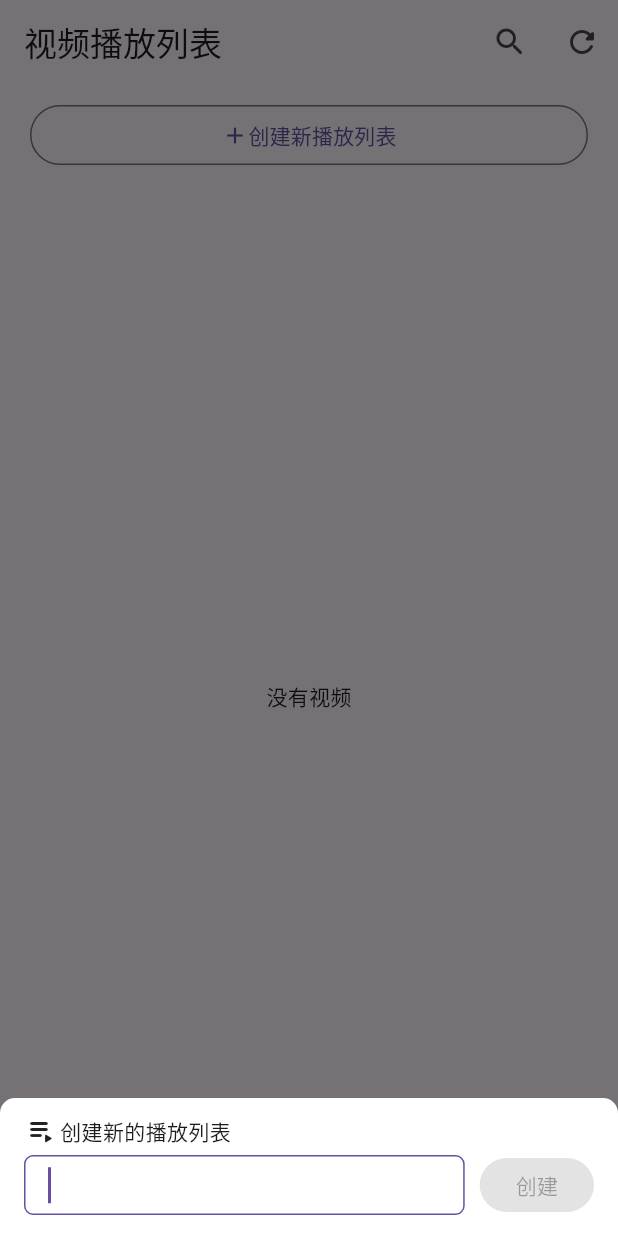
After one commit to liangchj/source_video_player, a Flutter app: the MediaLibraryPlayListPage screen opened by its route, after a tap on "创建新播放列表", on a phone screen of 412 x 824 dp. The commit adds this screen. Run offline on Flutter 3.47's test engine with Material 3 defaults, Android fonts, the phone set to English and light mode, and no system bars; our stand-ins replace device_info_plus, flutter_smart_dialog, get_it, go_router, infinite_scroll_pagination, logger and 2 more; missing offline and left inert: flutter_player_ui, media_kit, media_kit_video, mmkv, photo_manager.

Commit message:
添加播放列表

```diff
--- /dev/null
+++ b/lib/cache/media_library_play_list_cache.dart
@@ -0,0 +1,18 @@
+
+import '../models/app_directory_model.dart';
+import '../models/app_file_model.dart';
+
+class MediaLibraryPlayListCache {
+  // 是否加载了本地播放目录列表
+  static bool loadedLocalPlayDirectoryList = false;
+  // 本地播放目录列表
+  static List<AppDirectoryModel> localPlayDirectoryList = [];
+  // 视频文件列表
+  static Map<String, List<AppFileModel>> videoFileListMap = {};
+  // 是否加载了播放目录列表
+  static bool loadedPlayDirectoryList = false;
+  // 播放目录
+  static List<AppDirectoryModel> playDirectoryList = [];
+  // 播放目录文件
+  static Map<String, List<AppFileModel>> playFileListMap = {};
+}
--- a/lib/models/app_directory_model.dart
+++ b/lib/models/app_directory_model.dart
@@ -1,5 +1,13 @@
+import 'dart:convert';
 import 'dart:io';
 
+List<AppDirectoryModel> appDirectoryModelListFromJson(String str) =>
+    List<AppDirectoryModel>.from(
+      json.decode(str).map((x) => AppDirectoryModel.fromJson(x)),
+    );
+
+String appDirectoryModelListToJson(List<AppDirectoryModel> data) =>
+    json.encode(List<dynamic>.from(data.map((x) => x.toJson())));
 
 /// 目录
 /// 加上前缀app，避免和系统目录冲突
--- /dev/null
+++ b/lib/pages/media_library/media_library_play_list_page.dart
@@ -0,0 +1,391 @@
+import 'dart:ui';
+
+import 'package:flutter/material.dart';
+import 'package:signals/signals_flutter.dart';
+
+import '../../models/app_directory_model.dart';
+import '../../utils/bottom_sheet_dialog_utils.dart';
+import '../../view_model/media_library_play_list_view_model.dart';
+import '../../widgets/directory_item_widget.dart';
+
+class MediaLibraryPlayListPage extends StatefulWidget {
+  const MediaLibraryPlayListPage({super.key});
+
+  @override
+  State<MediaLibraryPlayListPage> createState() =>
+      _MediaLibraryPlayListPageState();
+}
+
+class _MediaLibraryPlayListPageState extends State<MediaLibraryPlayListPage> {
+  late MediaLibraryPlayListViewModel viewModel;
+  TextEditingController? renameController;
+  TextEditingController? newPlayListController;
+  @override
+  void initState() {
+    super.initState();
+    viewModel = MediaLibraryPlayListViewModel();
+  }
+
+  @override
+  void dispose() {
+    renameController?.dispose();
+    newPlayListController?.dispose();
+    viewModel.dispose();
+    super.dispose();
+  }
+
+  @override
+  Widget build(BuildContext context) {
+    return Scaffold(
+      appBar: AppBar(
+        title: const Text('视频播放列表'),
+        actions: [
+          IconButton(
+            onPressed: () => {},
+            icon: const Icon(Icons.search_rounded),
+          ),
+          IconButton(
+            onPressed: () => {},
+            icon: const Icon(Icons.refresh_rounded),
+          ),
+        ],
+      ),
+      body: Container(
+        padding: const EdgeInsets.symmetric(vertical: 10, horizontal: 0),
+        child: Column(
+          children: [
+            Padding(
+              padding: const EdgeInsets.symmetric(horizontal: 20),
+              child: OutlinedButton(
+                onPressed: () {
+                  if (context.mounted) {
+                    BottomSheetDialogUtils.openModalBottomSheet(
+                        _buildNewPlayDirectory(context),
+                        context: context,
+                        closeBtnShow: false,
+                        isScrollControlled: true,
+                        backgroundColor: Colors.white,
+                        shape: const RoundedRectangleBorder(
+                            borderRadius: BorderRadiusDirectional.only(
+                                topStart: Radius.circular(10),
+                                topEnd: Radius.circular(10)))
+                    );
+                  }
+                },
+                child: Row(
+                  mainAxisAlignment: MainAxisAlignment.center,
+                  children: const [Icon(Icons.add), Text("创建新播放列表")],
+                ),
+              ),
+            ),
+            Expanded(
+              child: Watch((context) {
+                if (viewModel.loadingState.value.loading) {
+                  return const Center(child: CircularProgressIndicator());
+                } else {
+                  var playDirectoryList = viewModel.playDirectoryList.value;
+                  return playDirectoryList.isEmpty
+                      ? const Center(child: Text("没有视频"))
+                      : _buildPlayDirectoryList(playDirectoryList);
+                }
+              }),
+            ),
+          ],
+        ),
+      ),
+    );
+  }
+
+  /// 创建右边操作栏
+  Widget _buildOperateListWidget(
+    BuildContext context, {
+    required AppDirectoryModel playDirectoryModel,
+  }) {
+    // name 重命名 字幕 弹幕 添加到播放列表 删除
+    final ButtonStyle buttonStyle = ButtonStyle(
+      alignment: Alignment.centerLeft,
+      foregroundColor: WidgetStateProperty.all(Colors.black87),
+    );
+    return SingleChildScrollView(
+      child: Container(
+        padding: const EdgeInsets.symmetric(vertical: 10),
+        decoration: const BoxDecoration(
+          borderRadius: BorderRadius.only(
+            topLeft: Radius.circular(20),
+            topRight: Radius.circular(20),
+          ),
+        ),
+        child: ListView(
+          padding: const EdgeInsets.symmetric(vertical: 6, horizontal: 8),
+          shrinkWrap: true,
+          children: <Widget>[
+            TextButton.icon(
+              style: buttonStyle,
+              icon: const Icon(Icons.edit_rounded),
+              label: const Text("重命名"),
+              onPressed: () =>
+                  _renamePlayDirectoryFile(context, playDirectoryModel),
+            ),
+            TextButton.icon(
+              style: buttonStyle,
+              icon: const Icon(Icons.delete_rounded),
+              label: const Text("删除"),
+              onPressed: () async {
+                //关闭BottomSheet
+                BottomSheetDialogUtils.closeCurrentBottomSheet(context);
+                // 等待下一帧，确保 UI 状态更新
+                await WidgetsBinding.instance.endOfFrame;
+                if (context.mounted) {
+                  showDialog<bool>(
+                    context: context,
+                    builder: (context) {
+                      return AlertDialog(
+                        title: Text("删除"),
+                        content: const Text("您确定想要删除此播放列表吗？"),
+                        actions: [
+                          TextButton(
+                            child: const Text("取消"),
+                            onPressed: () => Navigator.of(context).pop(),
+                          ),
+                          TextButton(
+                            child: const Text("删除"),
+                            onPressed: () {
+                              viewModel.removePlayDirectory(playDirectoryModel);
+                              Navigator.of(context).pop();
+                            }, //关闭对话框
+                          ),
+                        ],
+                      );
+                    },
+                  );
+                }
+              },
+            ),
+          ],
+        ),
+      ),
+    );
+  }
+
+  /// 构建目录
+  Widget _buildPlayDirectoryList(List<AppDirectoryModel> playDirectoryList) {
+    return ScrollConfiguration(
+      behavior: ScrollConfiguration.of(context).copyWith(
+        scrollbars: false,
+        dragDevices: {PointerDeviceKind.mouse, PointerDeviceKind.touch},
+      ),
+      child: ListView.builder(
+        itemExtent: 66,
+        itemCount: playDirectoryList.length,
+        itemBuilder: (context, index) {
+          var fileDirectoryModel = playDirectoryList[index];
+          return DirectoryItemWidget(
+            directoryModel: fileDirectoryModel,
+            onTap: () {
+              // Map<String, dynamic> params = {"path": fileDirectoryModel.name, "title": "播放列表",
+              //   "directorySourceType": DirectorySourceType.playDirectory, "dirName": fileDirectoryModel.name};
+              // Get.toNamed(AppRoutes.videoFileList, arguments: params);
+            },
+            trailingWidget: IconButton(
+              constraints: const BoxConstraints(),
+              padding: const EdgeInsets.symmetric(
+                vertical: 8.0,
+                horizontal: 10,
+              ),
+              onPressed: () {
+                BottomSheetDialogUtils.openModalBottomSheet(
+                  _buildOperateListWidget(
+                    context,
+                    playDirectoryModel: fileDirectoryModel,
+                  ),
+                  context: context,
+                  closeBtnShow: false,
+                  backgroundColor: Colors.white,
+                  shape: const RoundedRectangleBorder(
+                    borderRadius: BorderRadiusDirectional.only(
+                      topStart: Radius.circular(10),
+                      topEnd: Radius.circular(10),
+                    ),
+                  ),
+                );
+              },
+              icon: const Icon(Icons.more_vert_rounded),
+            ),
+            contentPadding: const EdgeInsets.only(left: 16, right: 0),
+          );
+        },
+      ),
+    );
+  }
+
+  /// 创建新的播放列表
+  Widget _buildNewPlayDirectory(BuildContext context) {
+    //定义一个controller
+    newPlayListController ??= TextEditingController.fromValue(
+      TextEditingValue(
+        /// 设置光标在最后
+        selection: TextSelection.fromPosition(
+          const TextPosition(affinity: TextAffinity.downstream, offset: 0),
+        ),
+      ),
+    );
+    viewModel.createNewPlayDirectoryName.value = ""; // 清除新增播放目录名称
+    viewModel.createNewPlayDirectoryErrorText.value = ""; // 清除新增播放目录验证信息
+    return SingleChildScrollView(
+      physics: const NeverScrollableScrollPhysics(),
+      child: Container(
+        padding: EdgeInsets.only(
+          top: 10,
+          left: 16,
+          right: 16,
+          bottom: MediaQuery.of(context).viewInsets.bottom + 10,
+        ),
+        child: Column(
+          mainAxisSize: MainAxisSize.min,  // 重要：添加这行
+          children: [
+            Row(
+              children: const [
+                Icon(Icons.playlist_play_rounded),
+                Text("创建新的播放列表"),
+              ],
+            ),
+            Row(
+              children: [
+                Watch(
+                  (context) => Expanded(
+                    child: TextField(
+                      controller: newPlayListController,
+                      autofocus: true,
+                      maxLines: 1,
+                      // scrollPadding: EdgeInsets.zero,
+                      onChanged: (value) {
+                        viewModel.createNewPlayDirectoryName.value =
+                            value; // 新增播放目录名称
+                        if (value.isEmpty) {
+                          // 新增播放目录名称为空时清除验证信息
+                          viewModel.createNewPlayDirectoryErrorText.value = "";
+                        }
+                      },
+                      decoration: InputDecoration(
+                        isCollapsed: true,
+                        contentPadding: const EdgeInsets.symmetric(
+                          vertical: 8,
+                          horizontal: 12,
+                        ),
+                        enabledBorder: OutlineInputBorder(
+                          borderRadius: BorderRadius.circular(6),
+                          borderSide: const BorderSide(color: Colors.grey),
+                        ),
+                        //获得焦点下划线设为蓝色
+                        focusedBorder: OutlineInputBorder(
+                          borderRadius: BorderRadius.circular(6),
+                          borderSide: BorderSide(
+                            color: Theme.of(context).primaryColor,
+                          ),
+                        ),
+                        border: const OutlineInputBorder(),
+                        // 新增播放目录名称验证信息
+                        errorText:
+                            viewModel
+                                .createNewPlayDirectoryErrorText
+                                .value
+                                .isEmpty
+                            ? null
+                            : viewModel.createNewPlayDirectoryErrorText.value,
+                      ),
+                    ),
+                  ),
+                ),
+
+                const Padding(padding: EdgeInsets.symmetric(horizontal: 5)),
+                Watch(
+                  (context) => Padding(
+                    // 新增播放目录名称验证不通过时显示错误信息导致输入框上移，因此按钮也同步上移
+                    padding:
+                        viewModel.createNewPlayDirectoryErrorText.value.isEmpty
+                        ? EdgeInsets.zero
+                        : const EdgeInsets.only(bottom: 22.0),
+                    child: ElevatedButton(
+                      // 新增播放目录名称为空时不可点击创建按钮
+                      onPressed:
+                          viewModel.createNewPlayDirectoryName.value.isEmpty
+                          ? null
+                          : () {
+                              String text = newPlayListController!.text.trim();
+                              if (text.isNotEmpty) {
+                                var msg = viewModel.addPlayDirectory(
+                                  AppDirectoryModel(
+                                    path: text,
+                                    name: text,
+                                    fileNumber: 0,
+                                  ),
+                                );
+                                if (msg == null || msg.isEmpty) {
+                                  Navigator.of(context).pop();
+                                }
+                              }
+                            },
+                      style: ElevatedButton.styleFrom(
+                        minimumSize: const Size(0, 36),
+                      ),
+                      child: const Text("创建"),
+                    ),
+                  ),
+                ),
+              ],
+            ),
+          ],
+        ),
+      ),
+    );
+  }
+
+  /// 重命名
+  _renamePlayDirectoryFile(
+    BuildContext context,
+    AppDirectoryModel playDirectoryModel,
+  ) async {
+    //关闭对话框
+    //关闭BottomSheet
+    BottomSheetDialogUtils.closeCurrentBottomSheet(context);
+    // 等待下一帧，确保 UI 状态更新
+    await WidgetsBinding.instance.endOfFrame;
+    String oldName = playDirectoryModel.name;
+    //定义一个controller
+    renameController ??= TextEditingController.fromValue(
+      TextEditingValue(text: oldName),
+    );
+    if (!context.mounted) {
+      return;
+    }
+    showDialog<bool>(
+      context: context,
+      builder: (context) {
+        return AlertDialog(
+          title: Text("重命名为"),
+          content: TextField(
+            controller: renameController!, //设置cont
+            inputFormatters: const [], // roller
+          ),
+          actions: [
+            TextButton(
+              child: const Text("取消"),
+              onPressed: () => Navigator.of(context).pop(),
+            ),
+            TextButton(
+              child: const Text("确定"),
+              onPressed: () {
+                var newName = renameController!.text;
+                if (newName != oldName) {
+                  playDirectoryModel.name = newName;
+                  viewModel.reorder();
+                  Navigator.of(context).pop();
+                }
+              }, //关闭对话框
+            ),
+          ],
+        );
+      },
+    );
+  }
+}
--- a/lib/route/app_pages.dart
+++ b/lib/route/app_pages.dart
@@ -3,5 +3,6 @@ abstract class AppPages {
   static const home = '/';
   static const localMediaLibraryPage = '/localMediaLibraryPage';
   static const mediaListPage = '/mediaListPage';
+  static const mediaLibraryPlayListPage = '/mediaLibraryPlayListPage';
 
 }
--- a/lib/route/app_router.dart
+++ b/lib/route/app_router.dart
@@ -5,6 +5,7 @@ import 'package:source_video_player/pages/media_library/local_media_directory_li
 
 import '../models/app_directory_model.dart';
 import '../pages/home_page.dart';
+import '../pages/media_library/media_library_play_list_page.dart';
 import '../pages/media_library/media_list_page.dart';
 import 'app_pages.dart';
 
@@ -30,6 +31,11 @@ class AppRouter {
             return MediaListPage(folder:  folder,);
           },
         ),
+        GoRoute(
+          path: AppPages.mediaLibraryPlayListPage,
+          builder: (context, state) => MediaLibraryPlayListPage(),
+        ),
+
       ],
       errorBuilder: (context, state) =>
           const Scaffold(body: Center(child: Text('404'))),
--- a/lib/state/media_library_home_state.dart
+++ b/lib/state/media_library_home_state.dart
@@ -32,7 +32,7 @@ class MediaLibraryHomeState extends SignalsBaseState {
         ),
       InkWell(
         onTap: () {
-          // Get.toNamed(AppRoutes.playDirectoryList);
+          locator<AppRouter>().router.push(AppPages.mediaLibraryPlayListPage);
         },
         child: const ListTile(
           leading: Icon(Icons.playlist_play_rounded),
--- /dev/null
+++ b/lib/storage/storage_keys.dart
@@ -0,0 +1,4 @@
+
+class StorageKeys {
+  static const String playList = "playList";
+}
--- a/lib/utils/bottom_sheet_dialog_utils.dart
+++ b/lib/utils/bottom_sheet_dialog_utils.dart
@@ -11,6 +11,7 @@ class BottomSheetDialogUtils {
     RouteSettings? settings,
     Clip? clipBehavior,
     Color? barrierColor,
+    ShapeBorder? shape,
   }) {
     Widget bottomSheet = closeBtnShow
         ? Stack(
@@ -54,6 +55,7 @@ class BottomSheetDialogUtils {
       routeSettings: settings,
       clipBehavior: clipBehavior,
       barrierColor: barrierColor,
+      shape: shape,
       builder: (context) => bottomSheet,
     );
   }
--- /dev/null
+++ b/lib/view_model/media_library_play_list_view_model.dart
@@ -0,0 +1,135 @@
+import 'package:signals/signals.dart';
+import 'package:source_video_player/route/locator.dart';
+
+import '../cache/media_library_play_list_cache.dart';
+import '../models/app_directory_model.dart';
+import '../models/loading_state_model.dart';
+import '../storage/storage_keys.dart';
+import 'base_view_model.dart';
+
+class MediaLibraryPlayListViewModel extends BaseViewModel {
+  final Signal<LoadingStateModel> loadingState = Signal(LoadingStateModel());
+  final Signal<List<AppDirectoryModel>> playDirectoryList = Signal([]);
+
+  final Signal<String> createNewPlayDirectoryName = Signal("");
+  final Signal<String> createNewPlayDirectoryErrorText = Signal("");
+
+  MediaLibraryPlayListViewModel() {
+    init();
+  }
+  @override
+  void init() {
+    getPlayDirectoryList();
+  }
+
+  @override
+  void dispose() {
+    loadingState.dispose();
+    playDirectoryList.dispose();
+    createNewPlayDirectoryName.dispose();
+    createNewPlayDirectoryErrorText.dispose();
+  }
+
+  /// 获取播放目录列表
+  void getPlayDirectoryList() async {
+    try {
+      loadingState.value = loadingState.value.copyWith(
+        loading: true,
+        loadedSuc: false,
+        errorMsg: null,
+        isRefresh: false,
+        data: null,
+      );
+      if (MediaLibraryPlayListCache.loadedPlayDirectoryList) {
+        playDirectoryList.value.clear();
+        playDirectoryList.value.addAll(
+          MediaLibraryPlayListCache.playDirectoryList,
+        );
+      } else {
+        /// 从存储中获取播放目录列表
+        List<AppDirectoryModel>? list = await storage.playList
+            .getStringToObject<AppDirectoryModel>(
+              StorageKeys.playList,
+              AppDirectoryModel.fromJson,
+            );
+        if (list != null && list.isNotEmpty) {
+          list.sort((a, b) {
+            return a.name.toLowerCase().compareTo(b.name.toLowerCase());
+          });
+          playDirectoryList.value.addAll(list);
+          MediaLibraryPlayListCache.playDirectoryList = list;
+        }
+      }
+    } finally {
+      loadingState.value = loadingState.value.copyWith(
+        loading: false,
+        loadedSuc: true,
+        errorMsg: null,
+        isRefresh: false,
+        data: null,
+      );
+    }
+  }
+
+  /// 新增播放目录
+  String? addPlayDirectory(AppDirectoryModel playDirectoryModel) {
+    String? msg;
+    for (var item in playDirectoryList.value) {
+      if (item.name == playDirectoryModel.name) {
+        msg = "播放目录已存在";
+        createNewPlayDirectoryErrorText.value = msg;
+        break;
+      }
+    }
+    if (msg == null || msg.isEmpty) {
+      int insertIndex = 0;
+      String lowerName = playDirectoryModel.name.toLowerCase();
+      for (int i = 0; i < playDirectoryList.value.length; i++) {
+        if (playDirectoryList.value[i].name.toLowerCase().compareTo(lowerName) >
+            0) {
+          insertIndex = i;
+          break;
+        }
+        insertIndex = i + 1;
+      }
+      playDirectoryList.insert(insertIndex, playDirectoryModel);
+      // 保存播放目录列表
+      savePlayDirectoryToStorage();
+    }
+    return msg;
+  }
+
+  /// 删除播放目录
+  void removePlayDirectory(AppDirectoryModel playDirectoryModel) {
+    bool isChange = false;
+    for (var item in playDirectoryList.value) {
+      if (item.name == playDirectoryModel.name) {
+        playDirectoryList.remove(item);
+        isChange = true;
+        break;
+      }
+    }
+    if (isChange) {
+      savePlayDirectoryToStorage();
+    }
+  }
+
+  /// 转换为字符串存入内存
+  void savePlayDirectoryToStorage() {
+    /// 转换为字符串存入内存
+    storage.playList.saveObjectList<AppDirectoryModel>(
+      StorageKeys.playList,
+      playDirectoryList.value,
+      listToJson: appDirectoryModelListToJson,
+    );
+    MediaLibraryPlayListCache.playDirectoryList = playDirectoryList.value;
+  }
+
+  /// 排序
+  void reorder() {
+    /// 重新排序
+    playDirectoryList.sort((a, b) {
+      return a.name.toLowerCase().compareTo(b.name.toLowerCase());
+    });
+  }
+}
```
Also changed, not shown: lib/storage/istorage.dart (+11 -1 lines), lib/storage/mmkv_storage.dart (+45 -3 lines).
